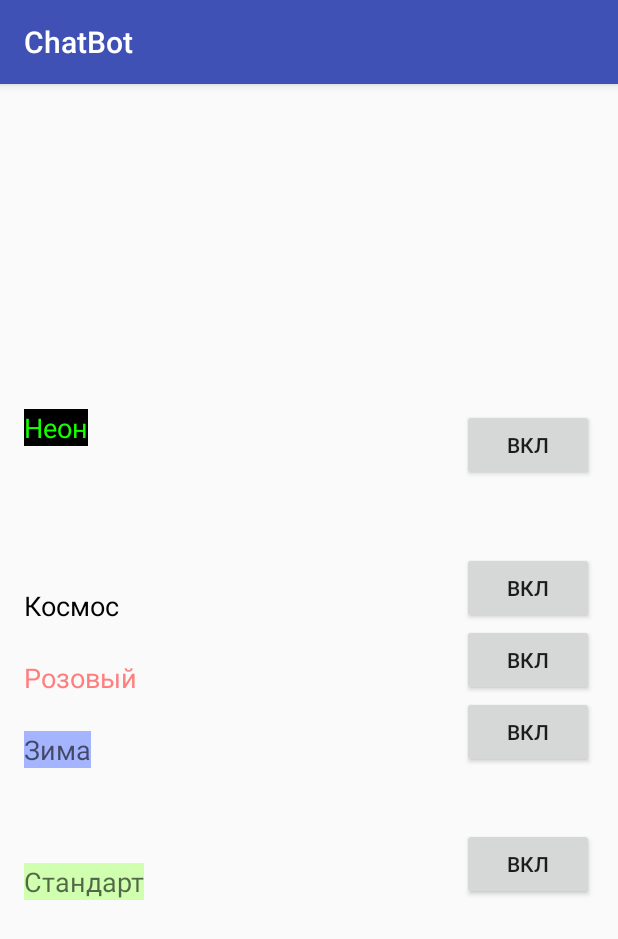
After one commit to AppCampSiberia/ChatBot, an Android app: the Settings screen opened directly, with no data from a screen before it, on a phone screen of 412 x 824 dp. The commit adds this screen. Shown: the top 939 px of the screen. Run offline under Robolectric (Android 15) with nearby library versions, the phone set to English and light mode, and no system bars.

Commit message:
Кнопка + Темы

```diff
--- a/app/src/main/AndroidManifest.xml
+++ b/app/src/main/AndroidManifest.xml
@@ -15,7 +15,8 @@
                 <category android:name="android.intent.category.LAUNCHER" />
             </intent-filter>
         </activity>
-        <activity android:name=".About"></activity>
+        <activity android:name=".About" />
+        <activity android:name=".Settings"></activity>
     </application>
 
 </manifest>
--- /dev/null
+++ b/app/src/main/java/ru/appcampsiberia/chatbot/Settings.java
@@ -0,0 +1,78 @@
+package ru.appcampsiberia.chatbot;
+
+import android.graphics.Color;
+import android.os.Bundle;
+import android.support.v7.app.AppCompatActivity;
+import android.view.View;
+import android.widget.Button;
+
+public class Settings extends AppCompatActivity {
+
+    Button buttonZima;
+    Button buttonNeon;
+    Button buttonColor;
+    Button buttonSpace;
+    Button buttonStandart;
+
+    @Override
+    protected void onCreate(Bundle savedInstanceState) {
+        super.onCreate(savedInstanceState);
+        setContentView(R.layout.activity_settings);
+    }
+
+    public void onClick(View view) {
+
+        buttonZima = (Button) findViewById(R.id.buttonZima);
+        buttonNeon = (Button) findViewById(R.id.buttonNeon);
+        buttonStandart = (Button) findViewById(R.id.buttonStandart);
+        buttonSpace = (Button) findViewById(R.id.buttonSpace);
+        buttonColor = (Button) findViewById(R.id.buttonColor);
+
+        buttonNeon.setOnClickListener(new View.OnClickListener() {
+            @Override
+            public void onClick(View v) {
+                buttonNeon.setTextColor(Color.parseColor("#0CFF00"));
+                buttonNeon.setBackgroundColor(Color.parseColor("#000000"));
+            }
+        });
+        buttonSpace.setOnClickListener(new View.OnClickListener() {
+            @Override
+            public void onClick(View v) {
+                buttonSpace.setBackgroundColor(Color.parseColor("#000000"));
+                buttonSpace.setTextColor(Color.parseColor("#ffffff"));
+            }
+        });
+        buttonColor.setOnClickListener(new View.OnClickListener() {
+            @Override
+            public void onClick(View v) {
+                buttonColor.setBackgroundColor(Color.parseColor("#FFBABA"));
+            }
+        });
+        buttonStandart.setOnClickListener(new View.OnClickListener() {
+            @Override
+            public void onClick(View v) {
+                buttonStandart.setBackgroundColor(Color.parseColor("#cfffaf"));
+            }
+
+        });
+
+        buttonZima.setOnClickListener(new View.OnClickListener() {
+            @Override
+            public void onClick(View v) {
+                buttonZima.setTextColor(Color.parseColor("#ffffff"));
+            }
+        });
+
+
+
+
+
+
+
+
+
+
+
+
+    }
+}
--- a/app/src/main/res/layout/activity_about.xml
+++ b/app/src/main/res/layout/activity_about.xml
@@ -17,9 +17,8 @@
         android:id="@+id/imageView"
         android:background="@drawable/yarobot"
         android:layout_below="@+id/textView"
-        android:layout_alignLeft="@+id/buttonBack"
-        android:layout_alignStart="@+id/buttonBack"
-        android:layout_marginTop="38dp" />
+        android:layout_marginTop="38dp"
+        android:layout_centerHorizontal="true" />
 
     <TextView
         android:layout_width="wrap_content"
@@ -29,14 +28,6 @@
         android:id="@+id/textView"
         android:textColor="#00FAFF"
         android:layout_alignParentTop="true"
-        android:layout_centerHorizontal="true" />
-
-    <Button
-        android:layout_width="wrap_content"
-        android:layout_height="wrap_content"
-        android:text="Назад в чат"
-        android:id="@+id/buttonBack"
-        android:layout_alignParentBottom="true"
         android:layout_centerHorizontal="true" />
 
     <TextView
@@ -82,7 +73,7 @@
         android:layout_alignTop="@+id/textView4"
         android:layout_alignParentRight="true"
         android:layout_alignParentEnd="true"
-        android:textColor="#FFBABA" />
+        android:textColor="#FF006E" />
 
     <TextView
         android:layout_width="wrap_content"
--- a/app/src/main/res/layout/activity_main.xml
+++ b/app/src/main/res/layout/activity_main.xml
@@ -29,6 +29,14 @@
             android:id="@+id/button"
             android:layout_gravity="right"
             android:background="#C0F8F9" />
+
+        <Button
+            android:layout_width="wrap_content"
+            android:layout_height="wrap_content"
+            android:id="@+id/buttonSet"
+            android:background="#C0F8F9"
+            android:text="Настройки"
+            android:layout_gravity="right" />
 
         <LinearLayout
             android:orientation="horizontal"
@@ -80,6 +88,8 @@
                 android:id="@+id/submitxxx"
                 android:background="#b7d2ff" />
 
+
+
         </LinearLayout>
 
     </LinearLayout>
--- /dev/null
+++ b/app/src/main/res/layout/activity_settings.xml
@@ -0,0 +1,116 @@
+<?xml version="1.0" encoding="utf-8"?>
+<RelativeLayout xmlns:android="http://schemas.android.com/apk/res/android"
+    xmlns:tools="http://schemas.android.com/tools"
+    android:layout_width="match_parent"
+    android:layout_height="match_parent"
+    android:paddingBottom="@dimen/activity_vertical_margin"
+    android:paddingLeft="@dimen/activity_horizontal_margin"
+    android:paddingRight="@dimen/activity_horizontal_margin"
+    android:paddingTop="@dimen/activity_vertical_margin"
+    tools:context="ru.appcampsiberia.chatbot.Settings">
+
+    <Button
+        android:layout_width="wrap_content"
+        android:layout_height="wrap_content"
+        android:text="вкл"
+        android:id="@+id/buttonZima"
+        android:layout_below="@+id/buttonColor"
+        android:layout_alignLeft="@+id/buttonColor"
+        android:layout_alignStart="@+id/buttonColor" />
+
+    <Button
+        android:layout_width="wrap_content"
+        android:layout_height="wrap_content"
+        android:text="вкл"
+        android:id="@+id/buttonNeon"
+        android:layout_above="@+id/buttonSpace"
+        android:layout_alignParentRight="true"
+        android:layout_alignParentEnd="true"
+        android:layout_marginBottom="47dp" />
+
+    <Button
+        android:layout_width="wrap_content"
+        android:layout_height="wrap_content"
+        android:text="вкл"
+        android:id="@+id/buttonColor"
+        android:layout_centerVertical="true"
+        android:layout_alignParentRight="true"
+        android:layout_alignParentEnd="true" />
+
+    <Button
+        android:layout_width="wrap_content"
+        android:layout_height="wrap_content"
+        android:text="вкл"
+        android:id="@+id/buttonSpace"
+        android:layout_above="@+id/buttonColor"
+        android:layout_alignParentRight="true"
+        android:layout_alignParentEnd="true" />
+
+    <Button
+        android:layout_width="wrap_content"
+        android:layout_height="wrap_content"
+        android:text="вкл"
+        android:id="@+id/buttonStandart"
+        android:layout_below="@+id/buttonZima"
+        android:layout_alignParentRight="true"
+        android:layout_alignParentEnd="true"
+        android:layout_marginTop="40dp" />
+
+    <TextView
+        android:layout_width="wrap_content"
+        android:layout_height="wrap_content"
+        android:textAppearance="?android:attr/textAppearanceMedium"
+        android:text="Неон"
+        android:id="@+id/textView7"
+        android:layout_alignTop="@+id/buttonNeon"
+        android:layout_alignParentLeft="true"
+        android:layout_alignParentStart="true"
+        android:background="#000000"
+        android:textColor="#15FF00" />
+
+    <TextView
+        android:layout_width="wrap_content"
+        android:layout_height="wrap_content"
+        android:textAppearance="?android:attr/textAppearanceMedium"
+        android:text="Космос"
+        android:id="@+id/textView8"
+        android:layout_above="@+id/buttonColor"
+        android:layout_alignParentLeft="true"
+        android:layout_alignParentStart="true"
+        android:textColor="#000000" />
+
+    <TextView
+        android:layout_width="wrap_content"
+        android:layout_height="wrap_content"
+        android:textAppearance="?android:attr/textAppearanceMedium"
+        android:text="Розовый"
+        android:id="@+id/textView9"
+        android:layout_above="@+id/buttonZima"
+        android:layout_alignParentLeft="true"
+        android:layout_alignParentStart="true"
+        android:autoText="false"
+        android:textColor="#FF7F7F" />
+
+    <TextView
+        android:layout_width="wrap_content"
+        android:layout_height="wrap_content"
+        android:textAppearance="?android:attr/textAppearanceMedium"
+        android:id="@+id/textView10"
+        android:layout_alignBottom="@+id/buttonZima"
+        android:layout_alignParentLeft="true"
+        android:layout_alignParentStart="true"
+        android:text="Зима"
+        android:background="#A5B4FF" />
+
+    <TextView
+        android:layout_width="wrap_content"
+        android:layout_height="wrap_content"
+        android:textAppearance="?android:attr/textAppearanceMedium"
+        android:text="Стандарт"
+        android:id="@+id/textView11"
+        android:background="#cfffaf"
+        android:layout_alignBottom="@+id/buttonStandart"
+        android:layout_alignParentLeft="true"
+        android:layout_alignParentStart="true" />
+
+</RelativeLayout>
```
